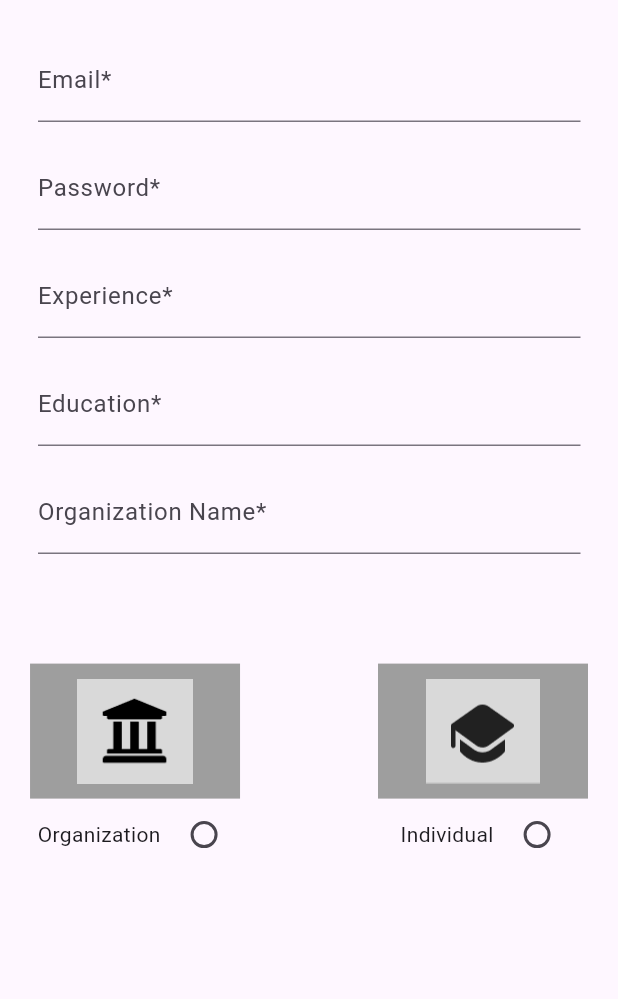
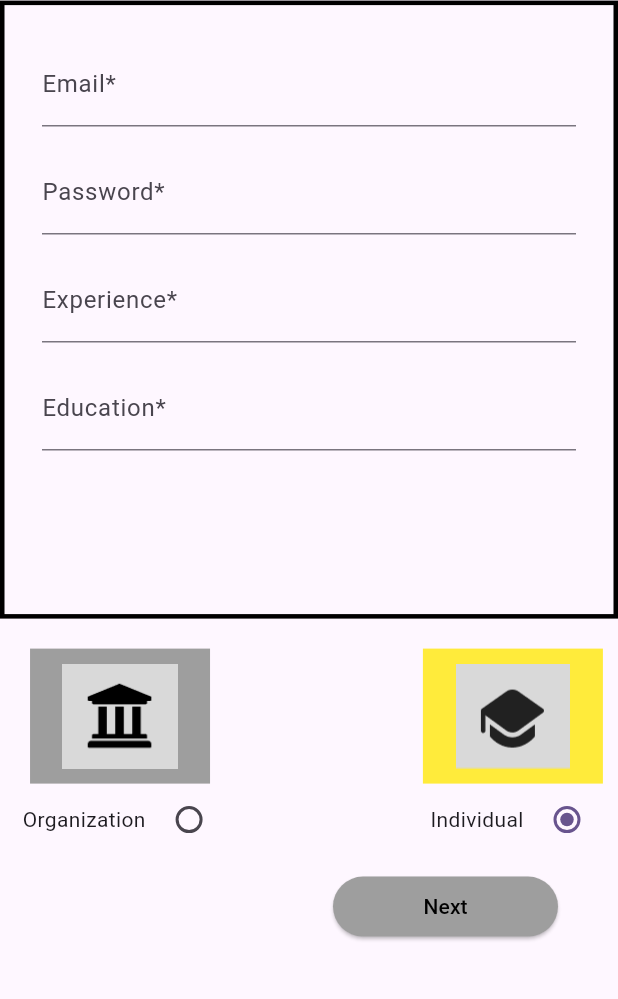
Before and after one commit to FireFeast7/LawPal, a Flutter app: the BuildProfile3 screen opened directly, on a phone screen of 412 x 824 dp, the part 237-1236 px from its top. Run offline on Flutter 3.47's test engine with Material 2 defaults, Android fonts, the light colour scheme and no system bars; our stand-ins replace file_picker, get, image_picker, shared_preferences; missing offline and left inert: choice, textfield_tags; accounts and stored records are empty.

Commit message:
Minor Changes

```diff
--- a/lib/controller/textController.dart
+++ b/lib/controller/textController.dart
@@ -13,13 +13,16 @@ class textController extends GetxController {
   var bar_association = ''.obs;
   var cases = TextEditingController().obs;
   var active_cases = TextEditingController().obs;
-  var selectedChoice = ''.obs;
+  var selectedChoice = 'Individual'.obs;
   var imagepath = ''.obs;
   var certificate = false.obs;
   var experience = ''.obs;
   var education = ''.obs;
+  var orgname = ''.obs;
   var email = TextEditingController().obs;
   var password = TextEditingController().obs;
+  var filled = false.obs;
+
   final picker = ImagePicker();
   Future<void> loadImage() async {
     final pickedFile = await picker.pickImage(source: ImageSource.gallery);
--- a/lib/views/buildprofile1.dart
+++ b/lib/views/buildprofile1.dart
@@ -14,6 +14,7 @@ class BuildProfile1 extends StatefulWidget {
 }
 
 class _BuildProfile1State extends State<BuildProfile1> {
+  final GlobalKey<FormState> _formkey = GlobalKey<FormState>();
   final textController controller = Get.put(textController());
   String selectedoption = 'Option 1';
   void dropdownCallback(String? selectedvalue) {
@@ -130,7 +131,7 @@ class _BuildProfile1State extends State<BuildProfile1> {
           ),
           Container(
             width: MediaQuery.of(context).size.width * 0.8,
-            child: TextField(
+            child: TextFormField(
               controller: controller.location.value,
               decoration: InputDecoration(
                 icon: Icon(Icons.location_city),
@@ -162,7 +163,7 @@ class _BuildProfile1State extends State<BuildProfile1> {
                     ),
                   ),
                 ),
-                TextField(
+                TextFormField(
                   controller: controller.description.value,
                   maxLines: 7,
                   maxLength: 200,
--- a/lib/views/buildprofile3.dart
+++ b/lib/views/buildprofile3.dart
@@ -1,20 +1,31 @@
 // ignore_for_file: prefer_const_constructors
-
-import 'dart:ffi';
 
 import 'package:flutter/material.dart';
 import 'package:get/get.dart';
 import 'package:lawpal/controller/textController.dart';
+import 'package:lawpal/views/buildprofile1.dart';
 import 'package:lawpal/views/buildprofile2.dart';
 
 class BuildProfile3 extends StatelessWidget {
   final GlobalKey<FormState> _formKey = GlobalKey<FormState>();
 
   final textController controller = Get.put(textController());
+
   BuildProfile3({super.key});
 
   @override
   Widget build(BuildContext context) {
+    if (controller.selectedChoice.value == 'Organization') {
+      if (controller.email.value.text.isNotEmpty &&
+          controller.password.value.text.isNotEmpty &&
+          controller.experience.value.isNotEmpty &&
+          controller.education.value.isNotEmpty) {
+        controller.filled.value = true;
+      }
+    }
+    final Color buttonColor =
+        controller.filled.value ? Colors.white : Colors.grey;
+
     return Scaffold(
       appBar: AppBar(
         title: Text('Law Pal'),
@@ -51,6 +62,8 @@ class BuildProfile3 extends StatelessWidget {
           ),
           Obx(
             () => Container(
+              decoration: BoxDecoration(
+                  border: Border.all(color: Colors.black, width: 3)),
               height: MediaQuery.of(context).size.height * 0.50,
               width: MediaQuery.of(context).size.width,
               padding: EdgeInsets.all(25),
@@ -198,33 +211,19 @@ class BuildProfile3 extends StatelessWidget {
                               SizedBox(height: 16.0),
                               TextFormField(
                                 decoration: InputDecoration(
-                                  labelText: 'Organization Name*',
+                                  labelText: 'Organization Name',
                                 ),
-                                validator: (value) {
-                                  if (value!.isEmpty) {
-                                    return 'Name is required';
-                                  }
-                                  return null;
-                                },
+                                // validator: (value) {
+                                //   if (value!.isEmpty) {
+                                //     return 'Name is required';
+                                //   }
+                                //   return null;
+                                // },
                                 onSaved: (value) {
-                                  controller.education.value = value!;
+                                  controller.orgname.value = value!;
                                 },
                               ),
                               SizedBox(height: 16.0),
-                              TextFormField(
-                                decoration: InputDecoration(
-                                  labelText: 'Organization Name*',
-                                ),
-                                validator: (value) {
-                                  if (value!.isEmpty) {
-                                    return 'Name is required';
-                                  }
-                                  return null;
-                                },
-                                onSaved: (value) {
-                                  controller.education.value = value!;
-                                },
-                              ),
                               SizedBox(height: 16.0),
                             ],
                           ),
@@ -237,7 +236,7 @@ class BuildProfile3 extends StatelessWidget {
             height: 10,
           ),
           Container(
-            padding: EdgeInsets.all(20),
+            padding: EdgeInsets.all(10),
             child: Row(
               mainAxisAlignment: MainAxisAlignment.spaceBetween,
               children: [
@@ -250,7 +249,7 @@ class BuildProfile3 extends StatelessWidget {
                             ? Colors.yellow
                             : Colors.grey,
                         height: 90,
-                        width: 140,
+                        width: 120,
                         child: Image.asset("images/Group53.png"),
                       ),
                     ),
@@ -282,7 +281,7 @@ class BuildProfile3 extends StatelessWidget {
                             ? Colors.yellow
                             : Colors.grey,
                         height: 90,
-                        width: 140,
+                        width: 120,
                         child: Image.asset("images/Group54.png"),
                       ),
                     ),
@@ -308,6 +307,29 @@ class BuildProfile3 extends StatelessWidget {
               ],
             ),
           ),
+          Container(
+            child: Row(
+              mainAxisAlignment: MainAxisAlignment.end,
+              children: [
+                ElevatedButton(
+                  onPressed: () {
+                    if (_formKey.currentState!.validate()) {
+                      Get.off(() => BuildProfile1());
+                    }
+                  },
+                  style: ElevatedButton.styleFrom(
+                    backgroundColor: buttonColor,
+                    foregroundColor: Colors.black,
+                    fixedSize: Size(150, 2),
+                  ),
+                  child: Text("Next"),
+                ),
+                SizedBox(
+                  width: 40,
+                )
+              ],
+            ),
+          ),
         ],
       ),
     );
```
